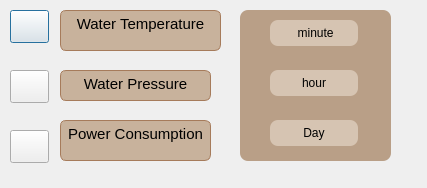
This is kaffeknekt/GUI_firstDraft/sensoranalyticsdialog.ui in martintara/kaffeknekt as Qt 5 draws it before an edit. The edited form follows.
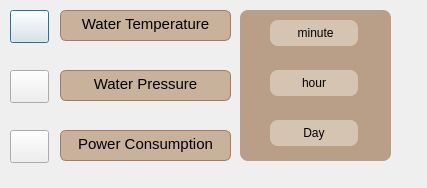
This is the edited form. Icons and pictures are not drawn.

Patch:
```diff
--- a/kaffeknekt/GUI_firstDraft/sensoranalyticsdialog.ui
+++ b/kaffeknekt/GUI_firstDraft/sensoranalyticsdialog.ui
@@ -105,8 +105,8 @@
     <rect>
      <x>60</x>
      <y>10</y>
-     <width>161</width>
-     <height>41</height>
+     <width>171</width>
+     <height>31</height>
     </rect>
    </property>
    <property name="styleSheet">
@@ -132,7 +132,7 @@
     <rect>
      <x>60</x>
      <y>70</y>
-     <width>151</width>
+     <width>171</width>
      <height>31</height>
     </rect>
    </property>
@@ -158,9 +158,9 @@
    <property name="geometry">
     <rect>
      <x>60</x>
-     <y>120</y>
-     <width>151</width>
-     <height>41</height>
+     <y>130</y>
+     <width>171</width>
+     <height>31</height>
     </rect>
    </property>
    <property name="styleSheet">
```
